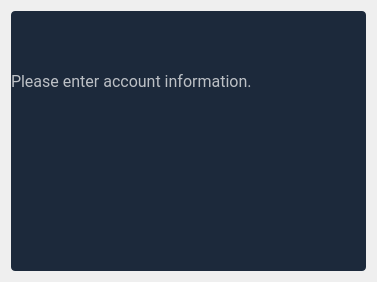
This is budgetter/view/skeletons/AddAccount.ui in opierre/Budgetter as Qt 5 draws it before an edit. The edited form follows.
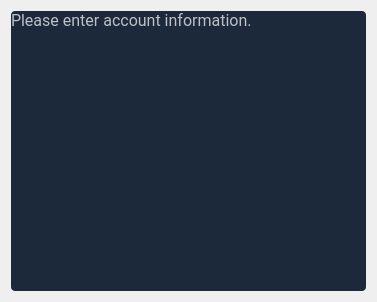
This is the edited form. Custom widgets are drawn as their Qt base class.

```diff
--- a/budgetter/view/skeletons/AddAccount.ui
+++ b/budgetter/view/skeletons/AddAccount.ui
@@ -7,7 +7,7 @@
     <x>0</x>
     <y>0</y>
     <width>377</width>
-    <height>282</height>
+    <height>274</height>
    </rect>
   </property>
   <property name="windowTitle">
@@ -127,6 +127,18 @@
         </property>
         <item>
          <widget class="MaterialOutlinedLineEdit" name="account_name">
+          <property name="minimumSize">
+           <size>
+            <width>0</width>
+            <height>67</height>
+           </size>
+          </property>
+          <property name="maximumSize">
+           <size>
+            <width>16777215</width>
+            <height>67</height>
+           </size>
+          </property>
           <property name="font">
            <font>
             <family>Roboto</family>
@@ -145,13 +157,13 @@
             <property name="minimumSize">
              <size>
               <width>170</width>
-              <height>0</height>
+              <height>67</height>
              </size>
             </property>
             <property name="maximumSize">
              <size>
               <width>170</width>
-              <height>16777215</height>
+              <height>67</height>
              </size>
             </property>
             <property name="font">
@@ -167,13 +179,13 @@
             <property name="minimumSize">
              <size>
               <width>150</width>
-              <height>0</height>
+              <height>67</height>
              </size>
             </property>
             <property name="maximumSize">
              <size>
               <width>150</width>
-              <height>16777215</height>
+              <height>67</height>
              </size>
             </property>
             <property name="font">
@@ -191,6 +203,18 @@
         </item>
         <item>
          <widget class="MaterialAutocomplete" name="account_bank">
+          <property name="minimumSize">
+           <size>
+            <width>0</width>
+            <height>67</height>
+           </size>
+          </property>
+          <property name="maximumSize">
+           <size>
+            <width>16777215</width>
+            <height>67</height>
+           </size>
+          </property>
           <property name="font">
            <font>
             <family>Roboto</family>
```
